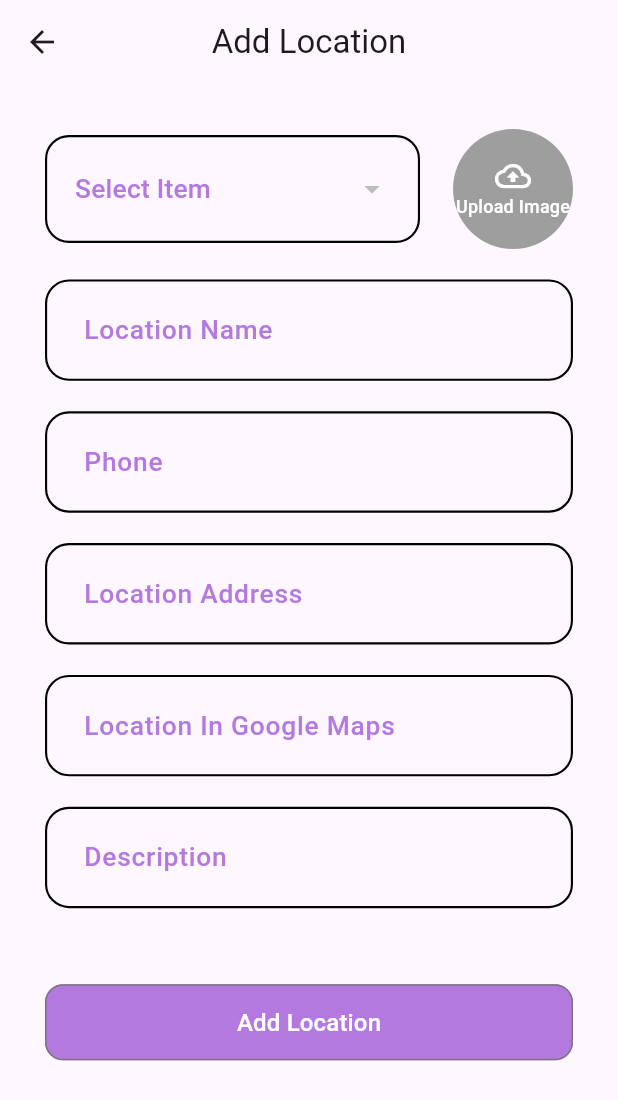
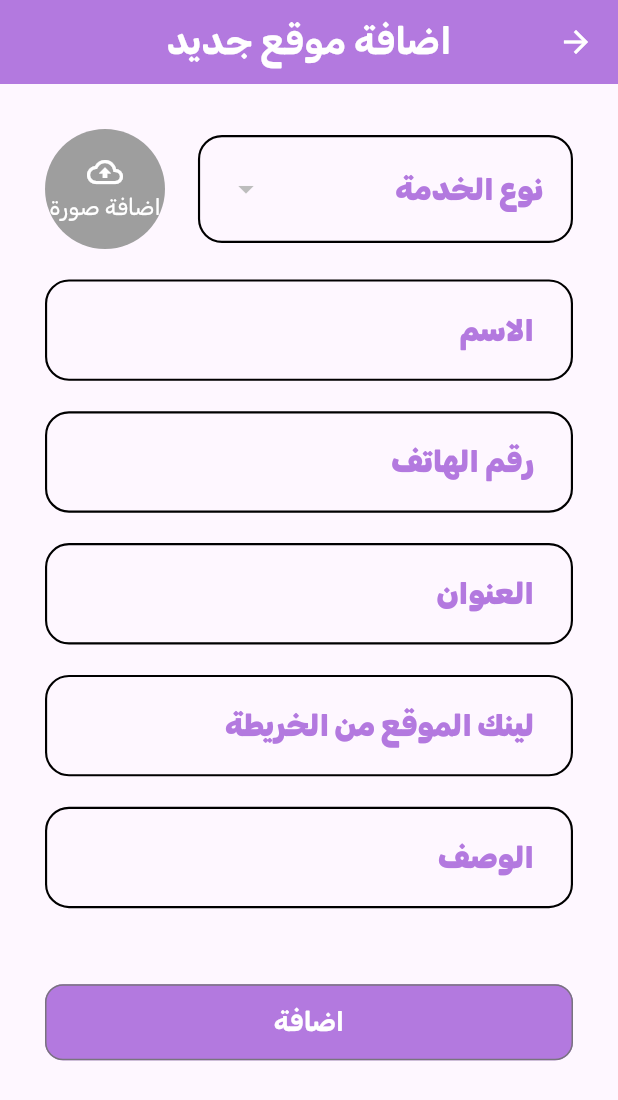
Before and after one commit to islam-diab/guide_my, a Flutter app: the AddLocationScreen screen opened by its route, on a phone screen of 412 x 824 dp. Shown: the top 1100 px of the screen. Run offline on Flutter 3.47's test engine with Material 3 defaults, Android fonts, the phone set to English and light mode, and no system bars; our stand-ins replace cached_network_image, cloud_firestore, connectivity_plus, dropdown_button2, firebase_auth, firebase_core and 12 more; accounts and stored records are empty.

Commit message:
Translate app

```diff
--- a/lib/core/routing/app_router.dart
+++ b/lib/core/routing/app_router.dart
@@ -4,14 +4,16 @@ import 'package:guide_my/core/routing/routes.dart';
 import 'package:guide_my/features/add_location/logic/add_location_cubit.dart';
 import 'package:guide_my/features/add_location/ui/add_location_screen.dart';
 import 'package:guide_my/features/auth/ui/auth_view.dart';
+import 'package:guide_my/features/home/data/model/location_model.dart';
 import 'package:guide_my/features/home/logic/home_cubit.dart';
 import 'package:guide_my/features/app/ui/app_view.dart';
+import 'package:guide_my/features/location_view/widget/location_view.dart';
 
 import '../../features/auth/logic/auth_cubit.dart';
 
 class AppRouter {
   Route? generateRoute(RouteSettings settings) {
-    // final argument = settings.arguments;
+    final argument = settings.arguments;
 
     switch (settings.name) {
       case Routes.authScreen:
@@ -25,7 +27,7 @@ class AppRouter {
       case Routes.homeScreen:
         return MaterialPageRoute(
           builder: (_) => BlocProvider(
-            create: (context) => HomeCubit()..fetchData(),
+            create: (context) => HomeCubit(),
             child: const AppView(),
           ),
         );
@@ -36,6 +38,12 @@ class AppRouter {
             child: const AddLocationScreen(),
           ),
         );
+      case Routes.locationView:
+        return MaterialPageRoute(
+          builder: (_) => LocationView(
+            locationModel: argument as LocationModel,
+          ),
+        );
 
       default:
         return null;
--- a/lib/core/routing/routes.dart
+++ b/lib/core/routing/routes.dart
@@ -5,4 +5,6 @@ class Routes {
   static const String homeScreen = '/homeScreen';
 
   static const String addLocationScreen = '/addLocationScreen';
+
+  static const String locationView = '/locationView';
 }
--- a/lib/core/theming/app_text_styles.dart
+++ b/lib/core/theming/app_text_styles.dart
@@ -3,10 +3,22 @@ import 'package:flutter_screenutil/flutter_screenutil.dart';
 import 'package:guide_my/core/theming/app_color.dart';
 
 class AppTextStyles {
+  static const font35SemiBoldBlack = TextStyle(
+    fontSize: 35,
+    fontWeight: FontWeight.w600,
+    color: Colors.black,
+  );
+
   static const font30SemiBoldPurple = TextStyle(
     fontSize: 30,
     fontWeight: FontWeight.w600,
     color: AppColor.primary,
+  );
+
+  static const font25BoldWith = TextStyle(
+    fontSize: 25,
+    fontWeight: FontWeight.bold,
+    color: Colors.white,
   );
 
   static TextStyle font18DarkBlueBold = const TextStyle(
@@ -26,13 +38,13 @@ class AppTextStyles {
   );
 
   static TextStyle font12Regular = TextStyle(
-    fontSize: 12.sp,
-    fontWeight: FontWeight.normal,
+    fontSize: 16.sp,
+    fontWeight: FontWeight.bold,
   );
 
-  static TextStyle font16RegularPrimary = TextStyle(
-    fontSize: 16.sp,
-    fontWeight: FontWeight.w500,
+  static TextStyle font18BoldPrimary = TextStyle(
+    fontSize: 18.sp,
+    fontWeight: FontWeight.w900,
     color: AppColor.primary,
   );
 
@@ -46,4 +58,10 @@ class AppTextStyles {
     fontWeight: FontWeight.normal,
     color: Colors.grey,
   );
+
+  static TextStyle font14WiteMedium = TextStyle(
+    fontSize: 14.sp,
+    fontWeight: FontWeight.normal,
+    color: Colors.white,
+  );
 }
--- a/lib/core/widget/text_form_field.dart
+++ b/lib/core/widget/text_form_field.dart
@@ -1,4 +1,3 @@
-// ignore_for_file: public_member_api_docs, sort_constructors_first
 import 'package:flutter/material.dart';
 import 'package:flutter_screenutil/flutter_screenutil.dart';
 import 'package:guide_my/core/theming/app_color.dart';
@@ -7,10 +6,7 @@ import 'package:guide_my/core/theming/app_text_styles.dart';
 class AppTextFormField extends StatelessWidget {
   final Function()? onTap;
   final Function(String)? onChanged;
-  final Function(String)? onFieldSubmitted;
   final String? hintText;
-  final int? maxLine;
-  final bool readOnly;
   final Widget? prefixIcon;
   final Widget? suffixIcon;
   final bool isObscureText;
@@ -27,13 +23,10 @@ class AppTextFormField extends StatelessWidget {
     this.isObscureText = false,
     this.validator,
     required this.controller,
-    this.readOnly = false,
     this.onTap,
     this.keyboardType,
     this.textInputAction,
-    this.maxLine = 1,
     this.onChanged,
-    this.onFieldSubmitted,
   });
 
   @override
@@ -41,9 +34,6 @@ class AppTextFormField extends StatelessWidget {
     return TextFormField(
       onTap: onTap,
       onChanged: onChanged,
-      onFieldSubmitted: onFieldSubmitted,
-      maxLines: maxLine,
-      readOnly: readOnly,
       validator: validator,
       controller: controller,
       keyboardType: keyboardType,
@@ -56,7 +46,7 @@ class AppTextFormField extends StatelessWidget {
         hintText: hintText,
         label: Text(
           hintText ?? '',
-          style: AppTextStyles.font16RegularPrimary,
+          style: AppTextStyles.font18BoldPrimary,
         ),
         prefixIcon: prefixIcon,
         suffixIcon: suffixIcon,
@@ -64,35 +54,21 @@ class AppTextFormField extends StatelessWidget {
           horizontal: 20.w,
           vertical: 20.h,
         ),
-        focusedBorder: OutlineInputBorder(
-          borderSide: BorderSide(
-            color: AppColor.primary,
-            width: 1.3.w,
-          ),
-          borderRadius: BorderRadius.circular(16.0),
-        ),
-        errorBorder: OutlineInputBorder(
-          borderSide: const BorderSide(
-            color: Colors.red,
-            width: 1.3,
-          ),
-          borderRadius: BorderRadius.circular(16.0),
-        ),
-        focusedErrorBorder: OutlineInputBorder(
-          borderSide: const BorderSide(
-            color: Colors.red,
-            width: 1.3,
-          ),
-          borderRadius: BorderRadius.circular(16.0),
-        ),
-        enabledBorder: OutlineInputBorder(
-          borderSide: BorderSide(
-            color: Colors.black,
-            width: 1.3.w,
-          ),
-          borderRadius: BorderRadius.circular(16.0),
-        ),
+        focusedBorder: custtomOutlineInputBorder(AppColor.primary),
+        errorBorder: custtomOutlineInputBorder(Colors.red),
+        focusedErrorBorder: custtomOutlineInputBorder(Colors.red),
+        enabledBorder: custtomOutlineInputBorder(Colors.black),
       ),
     );
   }
+
+  OutlineInputBorder custtomOutlineInputBorder(Color color) {
+    return OutlineInputBorder(
+      borderSide: BorderSide(
+        color: color,
+        width: 1.3.w,
+      ),
+      borderRadius: BorderRadius.circular(16.0),
+    );
+  }
 }
--- a/lib/features/add_location/ui/add_location_screen.dart
+++ b/lib/features/add_location/ui/add_location_screen.dart
@@ -6,6 +6,7 @@ import 'package:guide_my/core/helper/app_constants.dart';
 import 'package:guide_my/core/helper/extensions.dart';
 import 'package:guide_my/core/helper/spase.dart';
 import 'package:guide_my/core/routing/routes.dart';
+import 'package:guide_my/core/theming/app_color.dart';
 import 'package:guide_my/core/theming/app_text_styles.dart';
 import 'package:guide_my/core/widget/app_out_line_button.dart';
 import 'package:guide_my/core/widget/text_form_field.dart';
@@ -23,10 +24,19 @@ class AddLocationScreen extends StatelessWidget {
 
   @override
   Widget build(BuildContext context) {
-    return SafeArea(
+    return Directionality(
+      textDirection: TextDirection.rtl,
+      child: SafeArea(
         child: Scaffold(
           appBar: AppBar(
-          title: const Text('Add Location'),
+            backgroundColor: AppColor.primary,
+            title: const Text(
+              'اضافة موقع جديد',
+              style: AppTextStyles.font25BoldWith,
+            ),
+            iconTheme: const IconThemeData(
+              color: Colors.white,
+            ),
             centerTitle: true,
           ),
           body: const SingleChildScrollView(
@@ -36,6 +46,7 @@ class AddLocationScreen extends StatelessWidget {
             ),
           ),
         ),
+      ),
     );
   }
 }
--- a/lib/features/add_location/ui/widget/add_location_button.dart
+++ b/lib/features/add_location/ui/widget/add_location_button.dart
@@ -33,8 +33,8 @@ class AddLocationButton extends StatelessWidget {
             },
             isSelected: true,
             child: Text(
-              'Add Location',
-              style: AppTextStyles.font16SemiBold.copyWith(
+              'اضافة',
+              style: AppTextStyles.font18DarkBlueBold.copyWith(
                 color: Colors.white,
               ),
             ),
--- a/lib/features/add_location/ui/widget/add_location_form.dart
+++ b/lib/features/add_location/ui/widget/add_location_form.dart
@@ -16,7 +16,7 @@ class AddLocationForm extends StatelessWidget {
                 child: AppDropdownButton(
                   validator: (value) {
                     if (value == null || value.isEmpty) {
-                      return 'Please select category';
+                      return 'برداء اختر نوع الخدمة';
                     }
                     return null;
                   },
@@ -29,12 +29,12 @@ class AddLocationForm extends StatelessWidget {
           verticalSpace(20.h),
           AppTextFormField(
             controller: context.read<AddLocationCubit>().nameController,
-            hintText: 'Location Name',
+            hintText: 'الاسم',
             keyboardType: TextInputType.name,
             textInputAction: TextInputAction.next,
             validator: (value) {
               if (value == null || value.isEmpty) {
-                return 'Please enter location name';
+                return 'برجاء ادخال اسم الموقع';
               }
               return null;
             },
@@ -42,12 +42,12 @@ class AddLocationForm extends StatelessWidget {
           verticalSpace(20.h),
           AppTextFormField(
             controller: context.read<AddLocationCubit>().phoneController,
-            hintText: 'Phone',
+            hintText: 'رقم الهاتف',
             keyboardType: TextInputType.phone,
             textInputAction: TextInputAction.next,
             validator: (value) {
               if (value == null || value.isEmpty) {
-                return 'Please enter phone number';
+                return 'برجاء ادخال رقم الهاتف';
               }
               return null;
             },
@@ -55,12 +55,12 @@ class AddLocationForm extends StatelessWidget {
           verticalSpace(20.h),
           AppTextFormField(
             controller: context.read<AddLocationCubit>().locationController,
-            hintText: 'Location Address',
+            hintText: 'العنوان',
             keyboardType: TextInputType.streetAddress,
             textInputAction: TextInputAction.next,
             validator: (value) {
               if (value == null || value.isEmpty) {
-                return 'Please enter location address';
+                return 'برجاء ادخال العنوان';
               }
               return null;
             },
@@ -68,12 +68,12 @@ class AddLocationForm extends StatelessWidget {
           verticalSpace(20.h),
           AppTextFormField(
             controller: context.read<AddLocationCubit>().mapController,
-            hintText: 'Location In Google Maps',
+            hintText: 'لينك الموقع من الخريطة',
             keyboardType: TextInputType.streetAddress,
             textInputAction: TextInputAction.next,
             validator: (value) {
               if (value == null || value.isEmpty) {
-                return 'Please enter location in google maps';
+                return 'برجاء ادخال لينك الموقع من الخريطة';
               }
               return null;
             },
@@ -81,13 +81,12 @@ class AddLocationForm extends StatelessWidget {
           verticalSpace(20.h),
           AppTextFormField(
             controller: context.read<AddLocationCubit>().descriptionController,
-            hintText: 'Description',
+            hintText: 'الوصف',
             keyboardType: TextInputType.streetAddress,
             textInputAction: TextInputAction.done,
           ),
           verticalSpace(50.h),
           const AddLocationButton(),
-
         ],
       ),
     );
--- a/lib/features/add_location/ui/widget/app_dropdown_button.dart
+++ b/lib/features/add_location/ui/widget/app_dropdown_button.dart
@@ -48,8 +48,8 @@ class _AppDropdownButtonState extends State<AppDropdownButton> {
           // isExpanded: true,
           validator: widget.validator,
           hint: Text(
-            'Select Item',
-            style: AppTextStyles.font16RegularPrimary,
+            'نوع الخدمة',
+            style: AppTextStyles.font18BoldPrimary,
           ),
           items: items
               .map((item) => DropdownMenuItem(
--- a/lib/features/add_location/ui/widget/image_view.dart
+++ b/lib/features/add_location/ui/widget/image_view.dart
@@ -26,17 +26,17 @@ class ImageView extends StatelessWidget {
               : CircleAvatar(
                   backgroundColor: Colors.grey[500],
                   radius: 40,
-                  child: const Center(
+                  child: Center(
                     child: Column(
                       mainAxisAlignment: MainAxisAlignment.center,
                       children: [
-                        Icon(
+                        const Icon(
                           Icons.cloud_upload_outlined,
                           color: Colors.white,
                         ),
                         Text(
-                          'Upload Image',
-                          style: TextStyle(color: Colors.white, fontSize: 12),
+                          'اضافة صورة',
+                          style: AppTextStyles.font14WiteMedium,
                         ),
                       ],
                     ),
--- a/lib/features/auth/ui/widget/welcome_text.dart
+++ b/lib/features/auth/ui/widget/welcome_text.dart
@@ -6,13 +6,13 @@ class WelcomeText extends StatelessWidget {
   @override
   Widget build(BuildContext context) {
     return RichText(
-      text: TextSpan(
+      text: const TextSpan(
         children: [
           TextSpan(
             text: "Welcome to ",
-            style: AppTextStyles.font18WhiteNormal,
+            style: AppTextStyles.font35SemiBoldBlack,
           ),
-          const TextSpan(
+          TextSpan(
             text: "Guide My!",
             style: AppTextStyles.font30SemiBoldPurple,
           ),
--- a/lib/features/home/widget/home_container.dart
+++ b/lib/features/home/widget/home_container.dart
@@ -31,7 +31,7 @@ class HomeContainer extends StatelessWidget {
               crossAxisAlignment: CrossAxisAlignment.start,
               children: [
                 Text(
-                  'Find trusted service providers, \ndoctors and restaurants \nnear you with ease.',
+                  'اضف بسهولة مقدمي الخدمات \nوالأطباء والمطاعم الموثوق بهم \nبالقرب منك.',
                   style: AppTextStyles.font18WhiteNormal,
                 ),
                 const Expanded(
@@ -42,7 +42,7 @@ class HomeContainer extends StatelessWidget {
                     context.pushNamed(Routes.addLocationScreen);
                   },
                   child: Text(
-                    'Add location',
+                    'اضافة موقع',
                     style: AppTextStyles.font12Regular,
                   ),
                 ),
@@ -50,7 +50,7 @@ class HomeContainer extends StatelessWidget {
             ),
           ),
           Positioned(
-            right: 50.w,
+            left: 30.w,
             bottom: 20.h,
             child: Image.asset(
               AppAssets.map,
--- a/lib/features/profile/profile_sceen.dart
+++ b/lib/features/profile/profile_sceen.dart
@@ -1,7 +1,5 @@
 import 'package:flutter/material.dart';
-import 'package:flutter_bloc/flutter_bloc.dart';
 import 'package:flutter_svg/flutter_svg.dart';
-import 'package:guide_my/features/home/logic/home_cubit.dart';
 
 part 'widget/profile_pic.dart';
 part 'widget/profile_menu.dart';
--- a/lib/main.dart
+++ b/lib/main.dart
@@ -2,6 +2,7 @@ import 'package:firebase_auth/firebase_auth.dart';
 import 'package:firebase_core/firebase_core.dart';
 import 'package:flutter/material.dart';
 import 'package:flutter_screenutil/flutter_screenutil.dart';
+import 'package:google_fonts/google_fonts.dart';
 import 'package:guide_my/core/helper/app_constants.dart';
 import 'package:guide_my/core/model/app_user.dart';
 import 'package:guide_my/core/routing/app_router.dart';
@@ -40,6 +41,7 @@ class MyApp extends StatelessWidget {
       child: MaterialApp(
         debugShowCheckedModeBanner: false,
         theme: ThemeData(
+          textTheme: GoogleFonts.rubikTextTheme(),
           useMaterial3: true,
         ),
         initialRoute: _checkIfUserIsLoggedIn(),
--- a/pubspec.yaml
+++ b/pubspec.yaml
@@ -48,6 +48,8 @@ dependencies:
 
   shimmer: ^3.0.0
   cached_network_image: ^3.4.0
+
+  google_fonts: ^6.2.1
 
 dev_dependencies:
   flutter_test:
```
Also changed, not shown: lib/features/home/home_view.dart (+10 -2 lines), lib/features/home/widget/location_list/location_list_view.dart (+13 -3 lines), lib/features/home/widget/location_list/location_list_view_item.dart (+0 -16 lines), lib/features/location_view/widget/location_view.dart (added, +17 -0 lines), lib/features/testt.dart (added, +132 -0 lines), pubspec.lock, 1 other file. Lines whose indentation alone changed are shown as unchanged.
